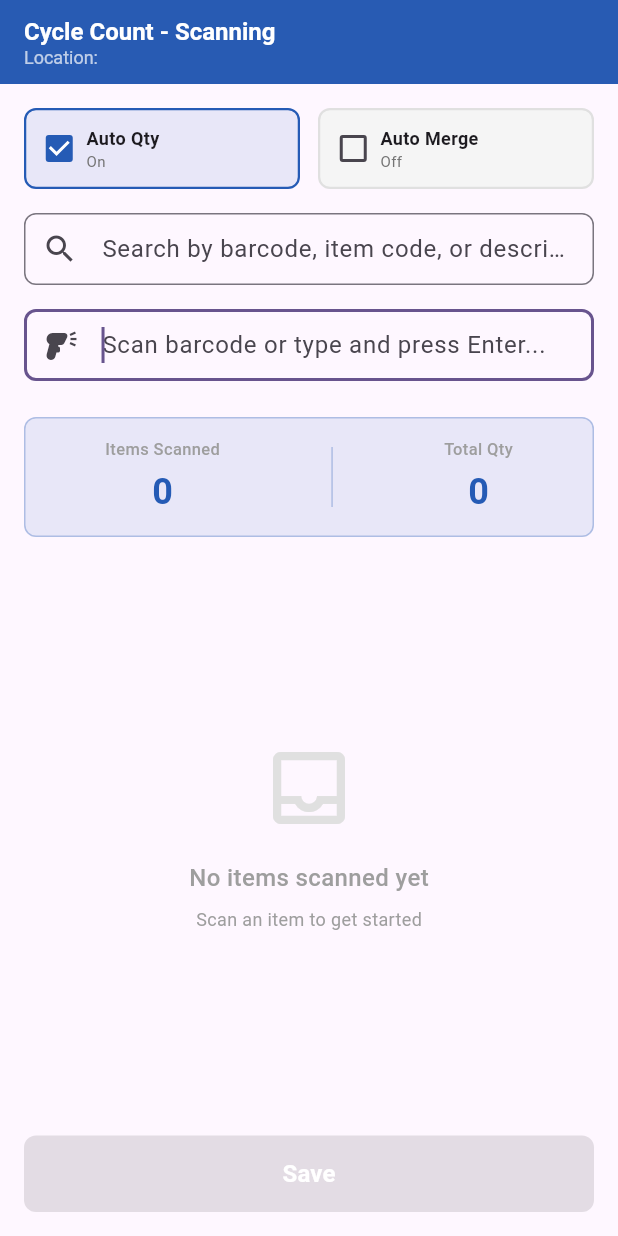
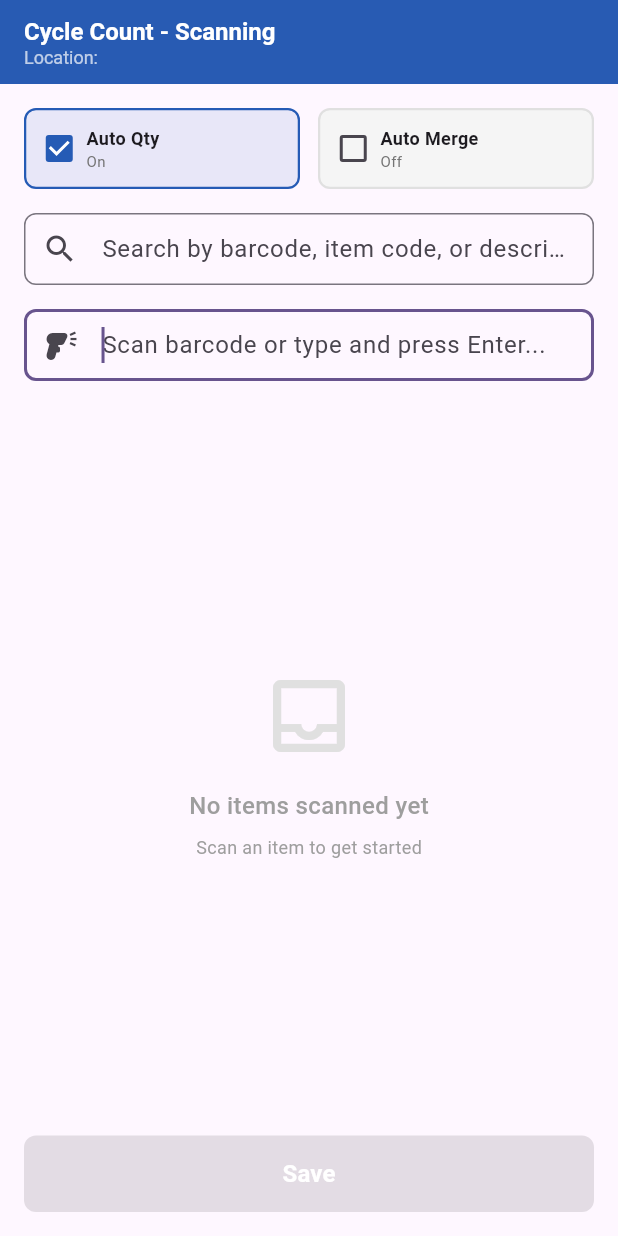
Before and after one commit to grextr01/romancewhmobile, a Flutter app: the CycleCountScanningPage screen opened directly with empty values, on a phone screen of 412 x 824 dp. Run offline on Flutter 3.47's test engine with Material 3 defaults, Android fonts, the phone set to English and light mode, and no system bars; our stand-ins replace dio, file_picker, flutter_bloc, fluttertoast, hive, hive_flutter and 4 more; missing offline and left inert: app_installer, excel; accounts and stored records are empty; network calls fail.

Commit message:
removed scanned count

```diff
--- a/lib/UI/Components.dart/cycle_count/cycle_count_scanning_page.dart
+++ b/lib/UI/Components.dart/cycle_count/cycle_count_scanning_page.dart
@@ -835,67 +835,67 @@ class _CycleCountScanningPageState extends State<CycleCountScanningPage> {
                 const SizedBox(height: 16),
 
                 // Stats Container
-                Container(
-                  padding: const EdgeInsets.symmetric(horizontal: 16, vertical: 12),
-                  decoration: BoxDecoration(
-                    color: secondaryColor.withValues(alpha: 0.1),
-                    borderRadius: BorderRadius.circular(8),
-                    border: Border.all(color: secondaryColor.withValues(alpha: 0.3)),
-                  ),
-                  child: Row(
-                    mainAxisAlignment: MainAxisAlignment.spaceAround,
-                    children: [
-                      Column(
-                        children: [
-                          const Text(
-                            'Items Scanned',
-                            style: TextStyle(
-                              fontSize: 11,
-                              color: Colors.grey,
-                              fontWeight: FontWeight.w500,
-                            ),
-                          ),
-                          const SizedBox(height: 4),
-                          Text(
-                            '${state.scannedItems.length}',
-                            style: const TextStyle(
-                              fontSize: 24,
-                              fontWeight: FontWeight.w700,
-                              color: secondaryColor,
-                            ),
-                          ),
-                        ],
-                      ),
-                      Container(
-                        height: 40,
-                        width: 1,
-                        color: secondaryColor.withValues(alpha: 0.3),
-                      ),
-                      Column(
-                        children: [
-                          const Text(
-                            'Total Qty',
-                            style: TextStyle(
-                              fontSize: 11,
-                              color: Colors.grey,
-                              fontWeight: FontWeight.w500,
-                            ),
-                          ),
-                          const SizedBox(height: 4),
-                          Text(
-                            '${state.scannedItems.fold<int>(0, (sum, item) => sum + item.quantity)}',
-                            style: const TextStyle(
-                              fontSize: 24,
-                              fontWeight: FontWeight.w700,
-                              color: secondaryColor,
-                            ),
-                          ),
-                        ],
-                      ),
-                    ],
-                  ),
-                ),
-                const SizedBox(height: 16),
+                // Container(
+                //   padding: const EdgeInsets.symmetric(horizontal: 16, vertical: 12),
+                //   decoration: BoxDecoration(
+                //     color: secondaryColor.withValues(alpha: 0.1),
+                //     borderRadius: BorderRadius.circular(8),
+                //     border: Border.all(color: secondaryColor.withValues(alpha: 0.3)),
+                //   ),
+                //   child: Row(
+                //     mainAxisAlignment: MainAxisAlignment.spaceAround,
+                //     children: [
+                //       Column(
+                //         children: [
+                //           const Text(
+                //             'Items Scanned',
+                //             style: TextStyle(
+                //               fontSize: 11,
+                //               color: Colors.grey,
+                //               fontWeight: FontWeight.w500,
+                //             ),
+                //           ),
+                //           const SizedBox(height: 4),
+                //           Text(
+                //             '${state.scannedItems.length}',
+                //             style: const TextStyle(
+                //               fontSize: 24,
+                //               fontWeight: FontWeight.w700,
+                //               color: secondaryColor,
+                //             ),
+                //           ),
+                //         ],
+                //       ),
+                //       Container(
+                //         height: 40,
+                //         width: 1,
+                //         color: secondaryColor.withValues(alpha: 0.3),
+                //       ),
+                //       Column(
+                //         children: [
+                //           const Text(
+                //             'Total Qty',
+                //             style: TextStyle(
+                //               fontSize: 11,
+                //               color: Colors.grey,
+                //               fontWeight: FontWeight.w500,
+                //             ),
+                //           ),
+                //           const SizedBox(height: 4),
+                //           Text(
+                //             '${state.scannedItems.fold<int>(0, (sum, item) => sum + item.quantity)}',
+                //             style: const TextStyle(
+                //               fontSize: 24,
+                //               fontWeight: FontWeight.w700,
+                //               color: secondaryColor,
+                //             ),
+                //           ),
+                //         ],
+                //       ),
+                //     ],
+                //   ),
+                // ),
+                // const SizedBox(height: 16),
 
                 // Scanned Items List
                 Expanded(
--- a/pubspec.yaml
+++ b/pubspec.yaml
@@ -46,7 +46,7 @@ dependencies:
   package_info_plus: ^4.0.2
   path_provider: ^2.1.5
   app_installer: ^1.3.1
-  sqflite: ^2.4.2
+  sqflite: ^2.4.1
   shared_preferences: ^2.2.3
   file_picker: ^10.3.7
   excel: ^4.0.6
```
Also changed, not shown: pubspec.lock.
